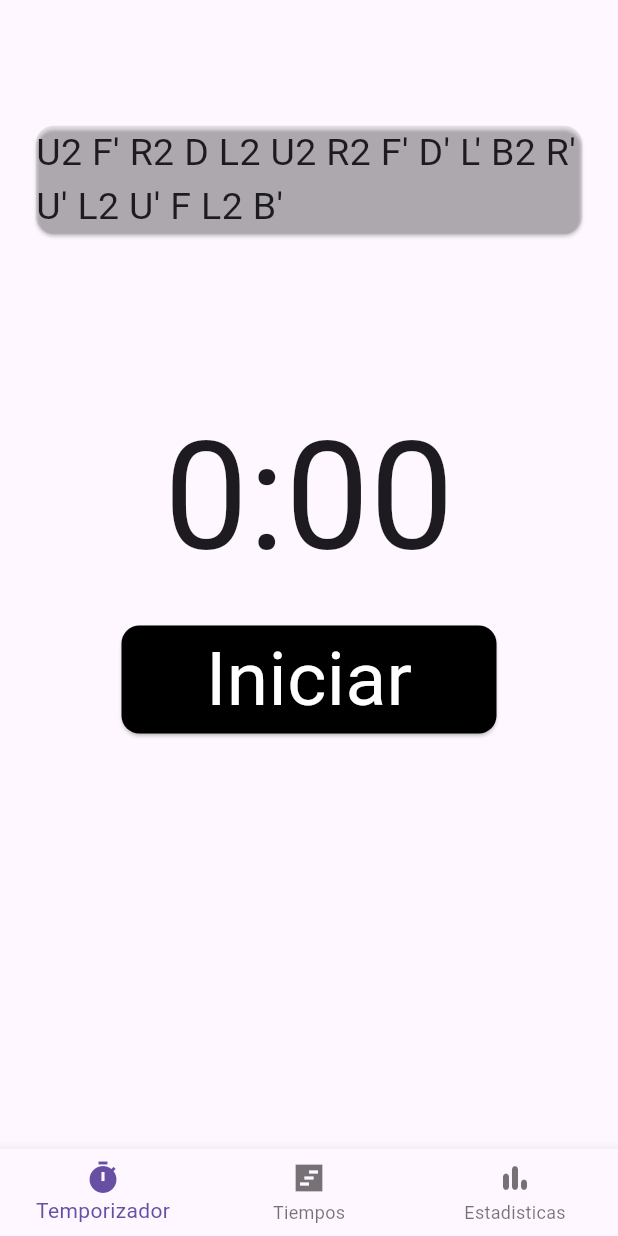
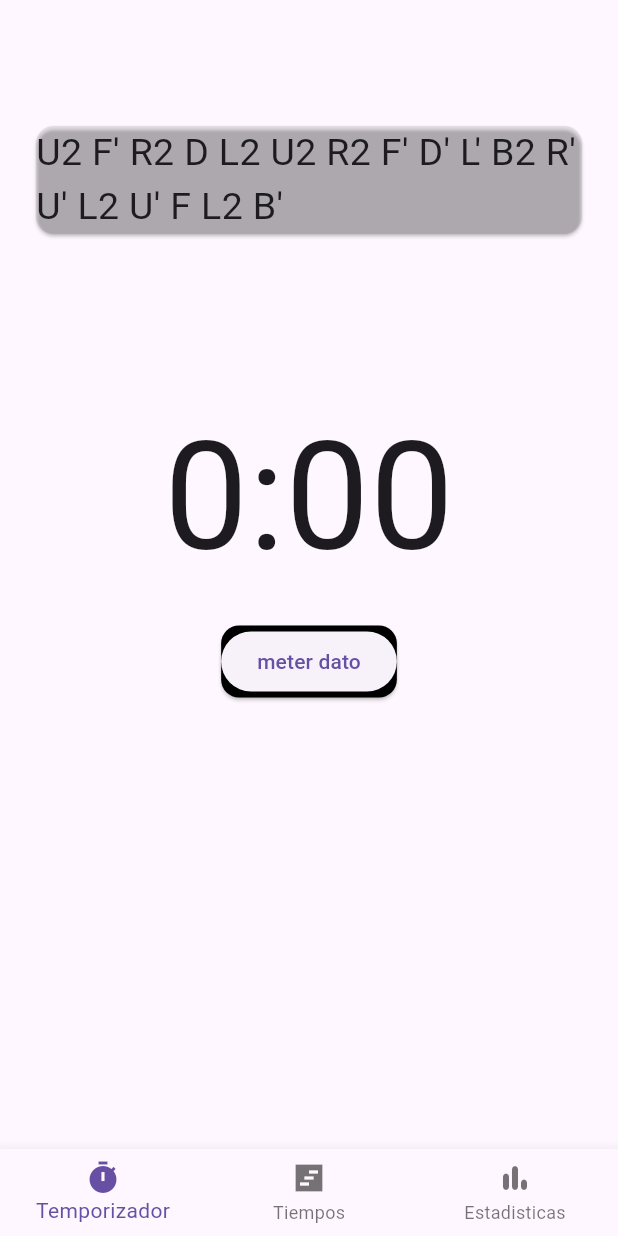
Before and after one commit to carloshernandez02/cube-timer-IS513, a Flutter app: the screen it shows after launch, on a phone screen of 412 x 824 dp. Run offline on Flutter 3.47's test engine with Material 3 defaults, Android fonts, the phone set to English and light mode, and no system bars; our stand-ins replace get, hive_ce, hive_ce_flutter; accounts and stored records are empty.

Commit message:
Implementacion de DB mas pruebas

```diff
--- /dev/null
+++ b/cube_timer/lib/data/classes/box_names.dart
@@ -0,0 +1 @@
+const solveBox = 'solve_box';
--- /dev/null
+++ b/cube_timer/lib/data/classes/solve.dart
@@ -0,0 +1,27 @@
+import 'package:hive_ce/hive.dart';
+
+class Solve extends HiveObject {
+  final String scramble;
+  final DateTime date;
+  final Duration time;
+  String? comment;
+  String? tag;
+
+  Solve({
+    required this.scramble,
+    required this.date,
+    required this.time,
+    this.comment,
+    this.tag,
+  });
+
+  Map<String, dynamic> toJson(){
+    return{
+    'scramble' : scramble,
+    'date' : date,
+    'time' : time,
+    'comment' : comment,
+    'tag' : tag,
+    };
+  }
+}
--- a/cube_timer/lib/src/fragments/timer_fragment.dart
+++ b/cube_timer/lib/src/fragments/timer_fragment.dart
@@ -1,10 +1,14 @@
+import 'package:cube_timer/data/classes/solve.dart';
 import 'package:flutter/material.dart';
+import 'package:hive_ce_flutter/hive_flutter.dart';
+import 'package:cube_timer/data/classes/box_names.dart';
 
 class Timer extends StatelessWidget {
   const Timer({super.key});
 
   @override
   Widget build(BuildContext context) {
+    //TODO: Implementar timer funcional con Scrambles generados de forma aleatoria, quizas agregar estadisticas basicas como media total de los tiempos y Desviacion estandar en este fragmento
     return Padding(padding: EdgeInsets.only(top:80,left: 20,right: 20),
       child: Column(
         children: [
@@ -16,9 +20,9 @@ class Timer extends StatelessWidget {
           SizedBox(height: 10,),
           Card(
             color: Colors.black,
-            child: SizedBox(
-              width:250,
-              child:Center(child:Text(style: TextStyle(fontSize: 50,color: Colors.white),'Iniciar')),)
+            child: ElevatedButton(child: Text('meter dato'), onPressed: () {
+              Hive.box<Solve>(solveBox).add(Solve(scramble: "U2 F' R2 D L2 U2 R2 F' D' L' B2 R' U' L2 U' F L2 B", date: DateTime.now(), time: Duration(seconds: 12, milliseconds: 96)));
+            },),
           )
         ],
       ),
--- a/cube_timer/pubspec.yaml
+++ b/cube_timer/pubspec.yaml
@@ -40,6 +40,8 @@ dependencies:
   # The following adds the Cupertino Icons font to your application.
   # Use with the CupertinoIcons class for iOS style icons.
   cupertino_icons: ^1.0.8
+  hive_ce: ^2.8.0+2
+  hive_ce_flutter: ^2.1.0
 
 
 dev_dependencies:
@@ -55,6 +57,8 @@ dev_dependencies:
   # package. See that file for information about deactivating specific lint
   # rules and activating additional ones.
   flutter_lints: ^4.0.0
+  hive_ce_generator: ^1.8.1
+  build_runner: ^2.4.13
 
 
 
```
Also changed, not shown: cube_timer/lib/hive/hive_adapters.dart (added, +10 -0 lines), cube_timer/lib/hive/hive_adapters.g.yaml (added, +19 -0 lines), cube_timer/lib/main.dart (+8 -1 lines), cube_timer/lib/src/fragments/times_fragment.dart (+37 -5 lines), cube_timer/lib/hive/hive_adapters.g.dart (added), cube_timer/lib/hive/hive_registar.g.dart (added), cube_timer/pubspec.lock, 4 other files.
